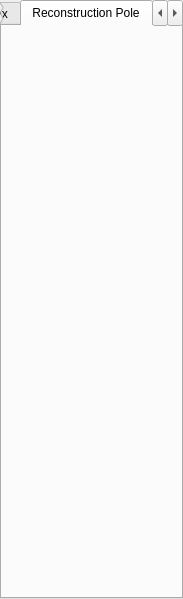
Above: src/qt-widgets/TaskPanelUi.ui from GPlates/GPlates before the change. Below: the same form after it.
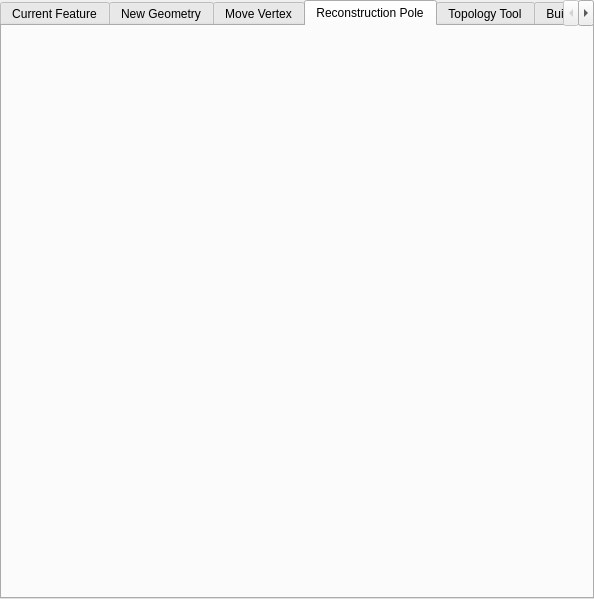
That is the form after the change. The open tabs and pages were chosen to show the change.

Patch:
```diff
--- a/src/qt-widgets/TaskPanelUi.ui
+++ b/src/qt-widgets/TaskPanelUi.ui
@@ -5,7 +5,7 @@
    <rect>
     <x>0</x>
     <y>0</y>
-    <width>183</width>
+    <width>594</width>
     <height>599</height>
    </rect>
   </property>
@@ -79,6 +79,16 @@
        <string>Topology Tool</string>
       </attribute>
      </widget>
+     <widget class="QWidget" name="tab_build_topology" >
+      <attribute name="title" >
+       <string>Build New Topology</string>
+      </attribute>
+     </widget>
+     <widget class="QWidget" name="tab_edit_topology" >
+      <attribute name="title" >
+       <string>Edit Topology</string>
+      </attribute>
+     </widget>
     </widget>
    </item>
   </layout>
```
Left out of the diff: 13 changed lines with no effect on the pictures.
